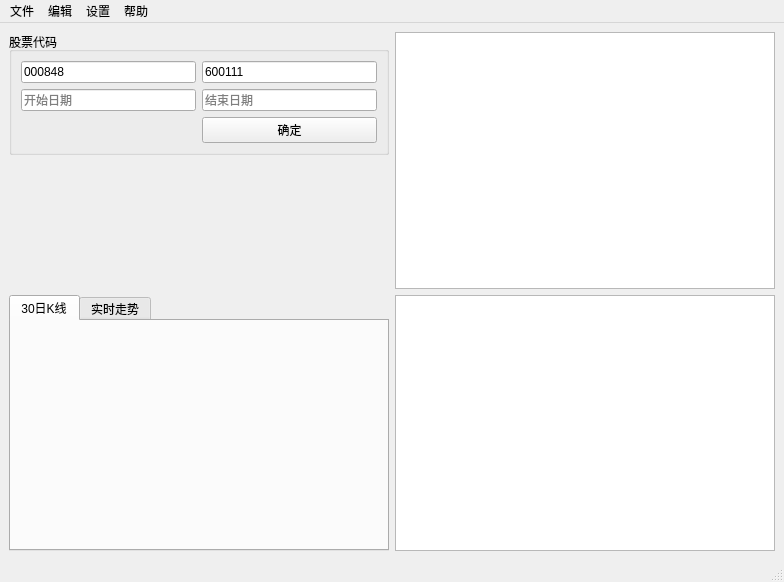
First picture: the form in StockUI.ui, repository yangjiameng/Stock_Monitoring, before the edit.
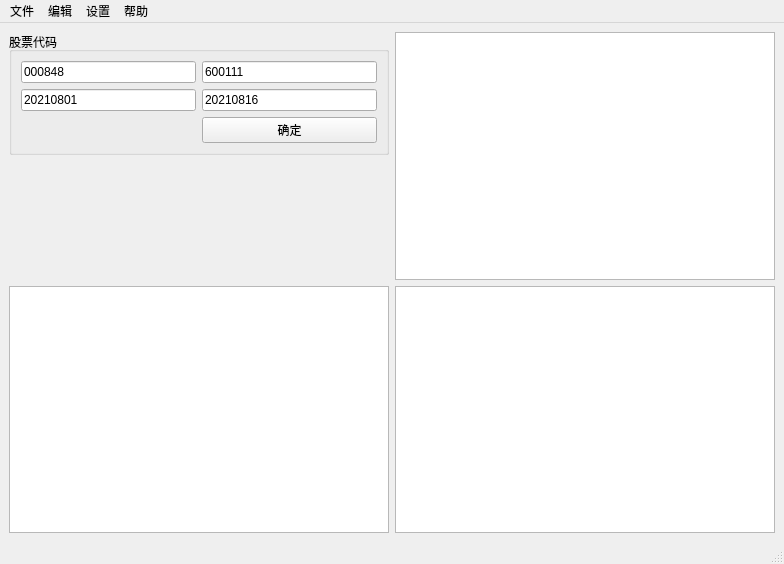
Second picture: the form after the edit. Custom widgets are drawn as their Qt base class.

Patch:
```diff
--- a/StockUI.ui
+++ b/StockUI.ui
@@ -7,7 +7,7 @@
     <x>0</x>
     <y>0</y>
     <width>784</width>
-    <height>582</height>
+    <height>564</height>
    </rect>
   </property>
   <property name="windowTitle">
@@ -15,7 +15,10 @@
   </property>
   <widget class="QWidget" name="centralwidget">
    <layout class="QGridLayout" name="gridLayout_3">
-    <item row="1" column="0">
+    <item row="1" column="2">
+     <widget class="QListWidget" name="listWidget_show_msg"/>
+    </item>
+    <item row="1" column="1">
      <layout class="QGridLayout" name="gridLayout_2">
       <item row="3" column="0" colspan="2">
        <spacer name="verticalSpacer">
@@ -39,7 +42,7 @@
          <item row="1" column="1">
           <widget class="QLineEdit" name="lineEdit_4">
            <property name="text">
-            <string/>
+            <string>20210816</string>
            </property>
            <property name="placeholderText">
             <string>结束日期</string>
@@ -79,7 +82,7 @@
          <item row="1" column="0">
           <widget class="QLineEdit" name="lineEdit_3">
            <property name="text">
-            <string/>
+            <string>20210801</string>
            </property>
            <property name="placeholderText">
             <string>开始日期</string>
@@ -91,25 +94,8 @@
       </item>
      </layout>
     </item>
-    <item row="1" column="2">
-     <widget class="QListWidget" name="listWidget_show_msg"/>
-    </item>
-    <item row="2" column="0">
-     <widget class="QTabWidget" name="tabWidget">
-      <property name="currentIndex">
-       <number>0</number>
-      </property>
-      <widget class="QWidget" name="tab30">
-       <attribute name="title">
-        <string>30日K线</string>
-       </attribute>
-      </widget>
-      <widget class="QWidget" name="tab_real">
-       <attribute name="title">
-        <string>实时走势</string>
-       </attribute>
-      </widget>
-     </widget>
+    <item row="2" column="1">
+     <widget class="GraphicsLayoutWidget" name="graphicsView_daily_line"/>
     </item>
     <item row="2" column="2">
      <widget class="GraphicsLayoutWidget" name="graphicsView_matplot"/>
```
Left out of the diff: 62 changed lines with no effect on the pictures.
